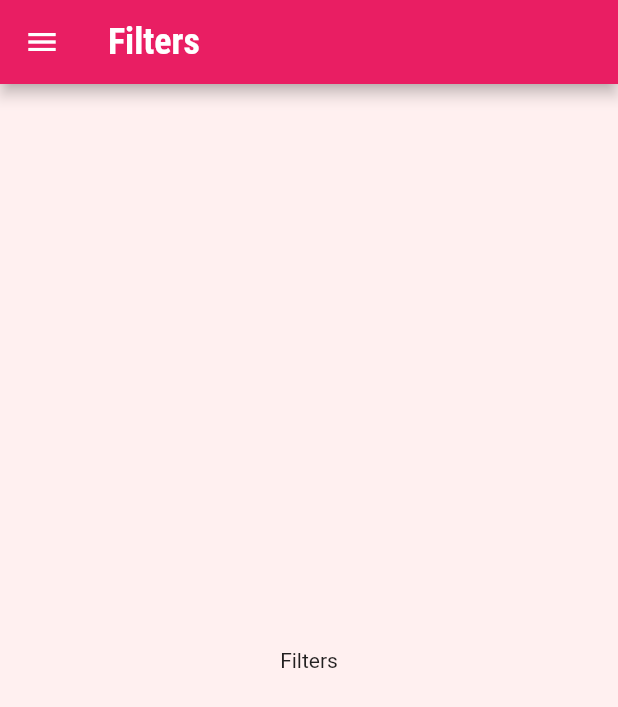
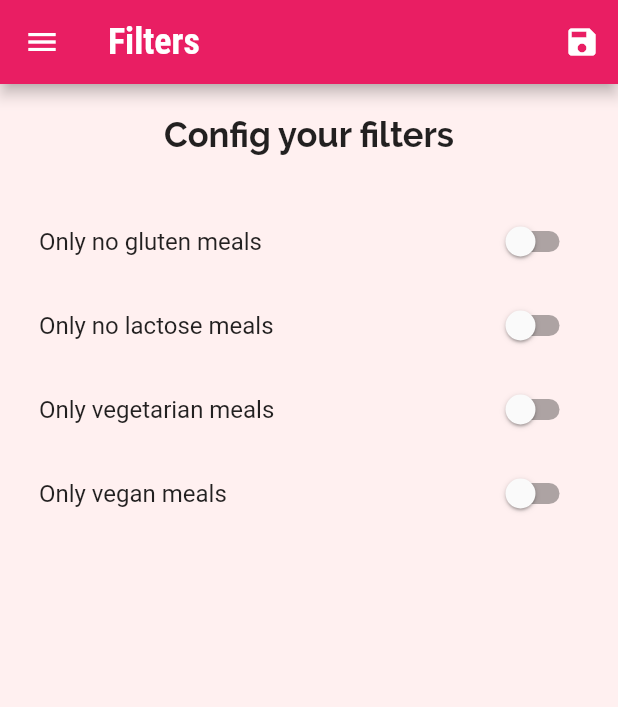
Before and after one commit to vsl-mike/flMealsApp, a Flutter app: the FiltersScreen screen opened by its route, on a phone screen of 412 x 824 dp. Shown: the top 707 px of the screen. Run offline on Flutter 3.47's test engine with Material 2 defaults, Android fonts, the phone set to English and light mode, and no system bars.

Commit message:
Add correct  filters

```diff
--- a/lib/dummy_data.dart
+++ b/lib/dummy_data.dart
@@ -87,7 +87,7 @@ const DUMMY_MEALS = const [
       'Feel free to add some cheese on top of the finished dish.'
     ],
     isGlutenFree: false,
-    isVegan: true,
+    isVegan: false,
     isVegetarian: true,
     isLactoseFree: true,
   ),
@@ -219,7 +219,7 @@ const DUMMY_MEALS = const [
     ],
     isGlutenFree: true,
     isVegan: false,
-    isVegetarian: true,
+    isVegetarian: false,
     isLactoseFree: true,
   ),
   Meal(
--- a/lib/main.dart
+++ b/lib/main.dart
@@ -3,10 +3,40 @@ import './screens/filters_screen.dart';
 import './screens/tabs_screen.dart';
 import './screens/meal_detail_screen.dart';
 import './screens/category_item_screen.dart';
+import './models/meal.dart';
+import 'dummy_data.dart';
 
 void main() => runApp(MyApp());
 
-class MyApp extends StatelessWidget {
+class MyApp extends StatefulWidget {
+  @override
+  _MyAppState createState() => _MyAppState();
+}
+
+class _MyAppState extends State<MyApp> {
+  List<Meal> _availbleMeals = DUMMY_MEALS;
+  Map<String, bool> _filters = {
+    'isGlutenFree': false,
+    'isLactoseFree': false,
+    'isVegetarian': false,
+    'isVegan': false,
+  };
+  void _setFilters(Map<String, bool> userFilters) {
+    setState(() {
+      _filters['isGlutenFree'] = userFilters['isGlutenFree'];
+      _filters['isLactoseFree'] = userFilters['isLactoseFree'];
+      _filters['isVegetarian'] = userFilters['isVegetarian'];
+      _filters['isVegan'] = userFilters['isVegan'];
+      _availbleMeals = DUMMY_MEALS.where((meal) {
+        if (!meal.isGlutenFree && _filters['isGlutenFree']) return false;
+        if (!meal.isLactoseFree && _filters['isLactoseFree']) return false;
+        if (!meal.isVegetarian && _filters['isVegetarian']) return false;
+        if (!meal.isVegan && _filters['isVegan']) return false;
+        return true;
+      }).toList();
+    });
+  }
+
   @override
   Widget build(BuildContext context) {
     return MaterialApp(
@@ -31,9 +61,12 @@ class MyApp extends StatelessWidget {
         ),
         routes: {
           '/': (ctx) => TabsScreen(),
-          CategoryItemScreen.routeName: (ctx) => CategoryItemScreen(),
+          CategoryItemScreen.routeName: (ctx) => CategoryItemScreen(
+                listMeals: _availbleMeals,
+              ),
           MealDetailScreen.routeName: (ctx) => MealDetailScreen(),
-          FiltersScreen.routeName: (ctx) => FiltersScreen(),
+          FiltersScreen.routeName: (ctx) =>
+              FiltersScreen(_filters, _setFilters),
         });
   }
 }
--- a/lib/screens/category_item_screen.dart
+++ b/lib/screens/category_item_screen.dart
@@ -1,11 +1,12 @@
 import 'package:flutter/material.dart';
 import 'package:proj/screens/meal_detail_screen.dart';
 import '../models/meal.dart';
-import '../dummy_data.dart';
 import '../widgets/meal_item.dart';
 
 class CategoryItemScreen extends StatelessWidget {
   static const routeName = '/categories_item';
+  final List<Meal> listMeals;
+  CategoryItemScreen({this.listMeals});
   void _getMealScreen(BuildContext context, Meal meal) {
     Navigator.pushNamed(context, MealDetailScreen.routeName, arguments: meal);
   }
@@ -18,7 +19,7 @@ class CategoryItemScreen extends StatelessWidget {
   Widget build(BuildContext context) {
     final Map arguments =
         ModalRoute.of(context).settings.arguments as Map<String, String>;
-    final List<Meal> _meals = DUMMY_MEALS.where(
+    final List<Meal> _meals = listMeals.where(
       (element) {
         return element.categories.contains(arguments['id']);
       },
--- a/lib/screens/filters_screen.dart
+++ b/lib/screens/filters_screen.dart
@@ -1,17 +1,116 @@
 import 'package:flutter/material.dart';
 import '../widgets/meal_drawer.dart';
 
-class FiltersScreen extends StatelessWidget {
-  static const routeName='/filtes';
+class FiltersScreen extends StatefulWidget {
+  static const routeName = '/filtes';
+  final Function setFilters;
+  final Map<String, bool> filters;
+  FiltersScreen(this.filters, this.setFilters);
+
+  @override
+  _FiltersScreenState createState() => _FiltersScreenState();
+}
+
+class _FiltersScreenState extends State<FiltersScreen> {
+  bool _isLactose;
+  bool _isGlutenFree;
+  bool _isVegetarian;
+  bool _isVegan;
+  void getNewFilters() {
+    Map<String, bool> currentFilters = {
+      'isGlutenFree': _isGlutenFree,
+      'isLactoseFree': _isLactose,
+      'isVegetarian': _isVegetarian,
+      'isVegan': _isVegan
+    };
+    widget.setFilters(currentFilters);
+    Navigator.pushReplacementNamed(context,'/');
+  }
+
+  @override
+  void initState() {
+    _isLactose = widget.filters['isGlutenFree'];
+    _isGlutenFree = widget.filters['isLactoseFree'];
+    _isVegetarian = widget.filters['isVegetarian'];
+    _isVegan = widget.filters['isVegan'];
+    super.initState();
+  }
+
   @override
   Widget build(BuildContext context) {
     return Scaffold(
       appBar: AppBar(
         title: Text('Filters'),
+        actions: <Widget>[
+          IconButton(
+            icon: Icon(Icons.save),
+            onPressed: getNewFilters,
+          )
+        ],
       ),
       drawer: MealDrawer(),
-      body: Center(
-        child: Text('Filters'),
+      body: Column(
+        children: <Widget>[
+          Container(
+            padding: EdgeInsets.all(20),
+            child: Text(
+              'Config your filters',
+              style: Theme.of(context).textTheme.title,
+              textAlign: TextAlign.center,
+            ),
+          ),
+          Expanded(
+            child: ListView(
+              padding: EdgeInsets.all(10),
+              children: <Widget>[
+                SwitchListTile(
+                  title: Text('Only no gluten meals'),
+                  value: _isGlutenFree,
+                  onChanged: (val) {
+                    setState(
+                      () {
+                        _isGlutenFree = val;
+                      },
+                    );
+                  },
+                ),
+                SwitchListTile(
+                  title: Text('Only no lactose meals'),
+                  value: _isLactose,
+                  onChanged: (val) {
+                    setState(
+                      () {
+                        _isLactose = val;
+                      },
+                    );
+                  },
+                ),
+                SwitchListTile(
+                  title: Text('Only vegetarian meals'),
+                  value: _isVegetarian,
+                  onChanged: (val) {
+                    setState(
+                      () {
+                        _isVegetarian = val;
+                      },
+                    );
+                  },
+                ),
+                SwitchListTile(
+                  title: Text('Only vegan meals'),
+                  value: _isVegan,
+                  onChanged: (val) {
+                    setState(
+                      () {
+                        _isVegan = val;
+                      },
+                    );
+                  },
+                ),
+              ],
+            ),
+          )
+        ],
       ),
     );
   }
```
Also changed, not shown: lib/screens/tabs_screen.dart (+10 -5 lines).
